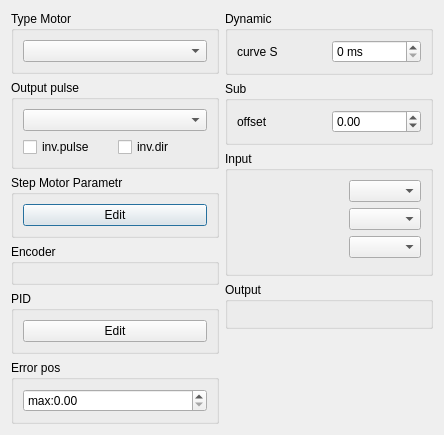
Above: widget/wlaxiswidget.ui from WladimirN/wlmill-beta-wn before the change. Below: the same form after it.
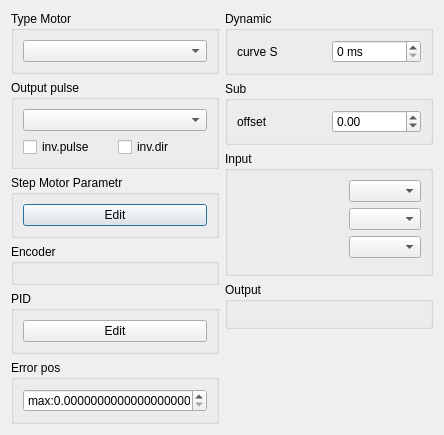
That is the form after the change. Custom widgets are drawn as their Qt base class.

The edit to the form file:
```diff
--- a/widget/wlaxiswidget.ui
+++ b/widget/wlaxiswidget.ui
@@ -109,6 +109,9 @@
           <property name="prefix">
            <string notr="true">max:</string>
           </property>
+          <property name="decimals">
+           <number>20</number>
+          </property>
           <property name="maximum">
            <double>10000000.000000000000000</double>
           </property>
```
